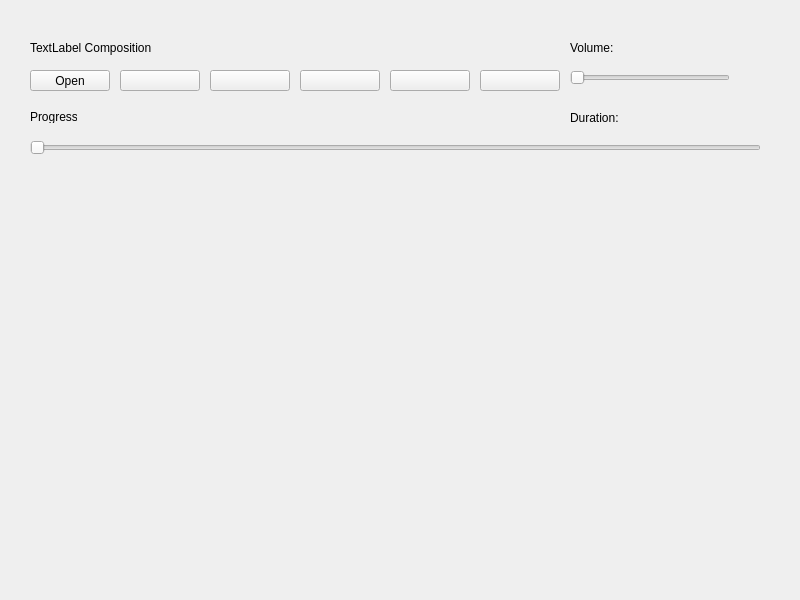
Qt form widget.ui (TarlavinaMaria/QtMediaPlayer) before a commit.
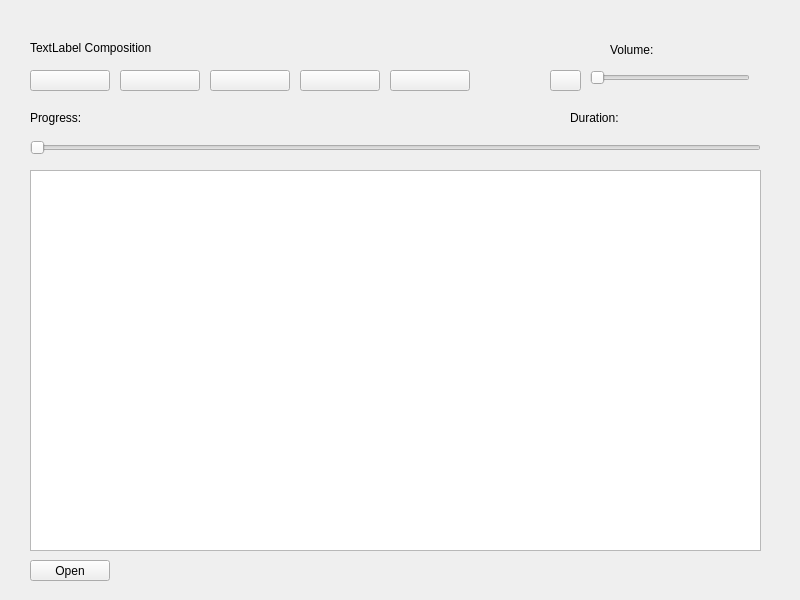
The same form after that commit. Icons and pictures are not drawn.

What changed in the file:
```diff
--- a/widget.ui
+++ b/widget.ui
@@ -20,19 +20,6 @@
   <widget class="QPushButton" name="pushButtonPlay">
    <property name="geometry">
     <rect>
-     <x>210</x>
-     <y>70</y>
-     <width>80</width>
-     <height>21</height>
-    </rect>
-   </property>
-   <property name="text">
-    <string/>
-   </property>
-  </widget>
-  <widget class="QPushButton" name="pushButtonPrev">
-   <property name="geometry">
-    <rect>
      <x>120</x>
      <y>70</y>
      <width>80</width>
@@ -43,11 +30,24 @@
     <string/>
    </property>
   </widget>
+  <widget class="QPushButton" name="pushButtonPrev">
+   <property name="geometry">
+    <rect>
+     <x>30</x>
+     <y>70</y>
+     <width>80</width>
+     <height>21</height>
+    </rect>
+   </property>
+   <property name="text">
+    <string/>
+   </property>
+  </widget>
   <widget class="QPushButton" name="pushButtonOpen">
    <property name="geometry">
     <rect>
      <x>30</x>
-     <y>70</y>
+     <y>560</y>
      <width>80</width>
      <height>21</height>
     </rect>
@@ -59,7 +59,7 @@
   <widget class="QPushButton" name="pushButtonPause">
    <property name="geometry">
     <rect>
-     <x>300</x>
+     <x>210</x>
      <y>70</y>
      <width>80</width>
      <height>21</height>
@@ -72,7 +72,7 @@
   <widget class="QPushButton" name="pushButtonStop">
    <property name="geometry">
     <rect>
-     <x>390</x>
+     <x>300</x>
      <y>70</y>
      <width>80</width>
      <height>21</height>
@@ -85,7 +85,7 @@
   <widget class="QPushButton" name="pushButtonNext">
    <property name="geometry">
     <rect>
-     <x>480</x>
+     <x>390</x>
      <y>70</y>
      <width>80</width>
      <height>21</height>
@@ -111,10 +111,10 @@
   <widget class="QLabel" name="labelVolume">
    <property name="geometry">
     <rect>
-     <x>570</x>
+     <x>610</x>
      <y>40</y>
-     <width>171</width>
-     <height>16</height>
+     <width>141</width>
+     <height>20</height>
     </rect>
    </property>
    <property name="text">
@@ -124,7 +124,7 @@
   <widget class="QSlider" name="horizontalSliderVolume">
    <property name="geometry">
     <rect>
-     <x>570</x>
+     <x>590</x>
      <y>70</y>
      <width>160</width>
      <height>16</height>
@@ -152,8 +152,8 @@
     <rect>
      <x>30</x>
      <y>110</y>
-     <width>47</width>
-     <height>13</height>
+     <width>531</width>
+     <height>16</height>
     </rect>
    </property>
    <property name="text">
@@ -173,6 +173,29 @@
     <string>Duration:</string>
    </property>
   </widget>
+  <widget class="QPushButton" name="pushButtonMute">
+   <property name="geometry">
+    <rect>
+     <x>550</x>
+     <y>70</y>
+     <width>31</width>
+     <height>21</height>
+    </rect>
+   </property>
+   <property name="text">
+    <string/>
+   </property>
+  </widget>
+  <widget class="QTableView" name="tableViewPlaylist">
+   <property name="geometry">
+    <rect>
+     <x>30</x>
+     <y>170</y>
+     <width>731</width>
+     <height>381</height>
+    </rect>
+   </property>
+  </widget>
  </widget>
  <resources>
   <include location="icons.qrc"/>
```
